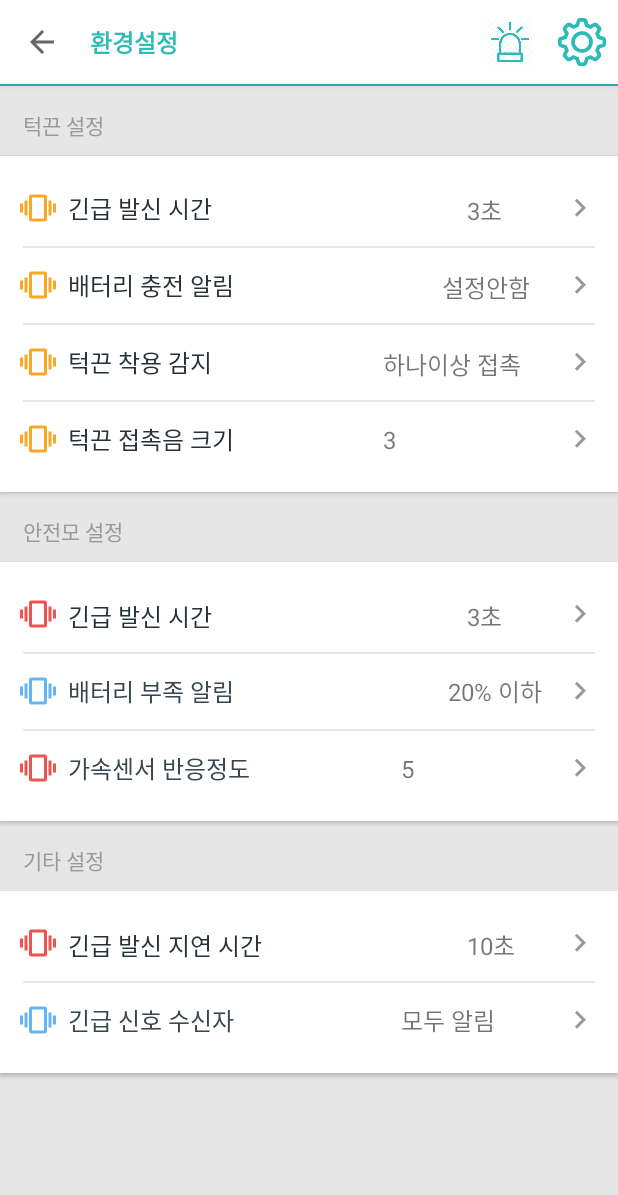
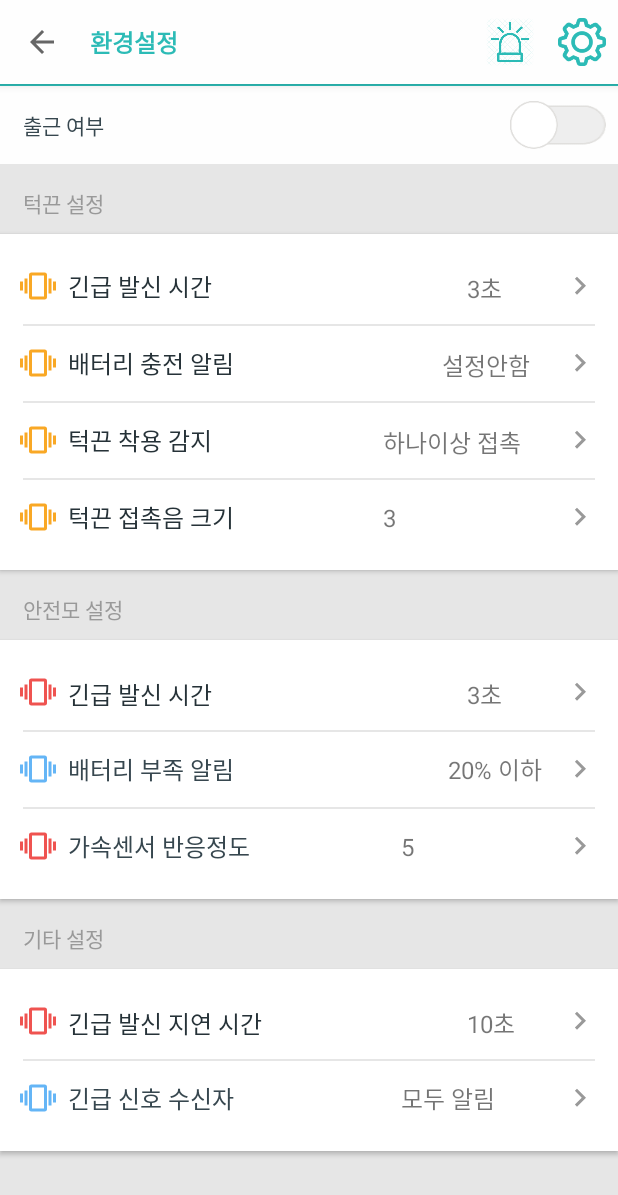
Before and after one commit to iotcr2020/smarker_kt, an Android app: the SettingActivity screen opened directly, with no data from a screen before it, on a phone screen of 412 x 824 dp. Shown: the top 1195 px of the screen. Run offline under Robolectric (Android 15) with nearby library versions, the phone set to English and light mode, and no system bars.

```diff
--- a/app/src/main/java/com/anders/SMarker/SettingActivity.java
+++ b/app/src/main/java/com/anders/SMarker/SettingActivity.java
@@ -1,6 +1,7 @@
 package com.anders.SMarker;
 
 import android.app.Activity;
+import android.content.ContentValues;
 import android.content.DialogInterface;
 import android.content.Intent;
 import android.content.SharedPreferences;
@@ -15,15 +16,18 @@ import android.view.Gravity;
 import android.view.Menu;
 import android.view.MenuItem;
 import android.view.View;
+import android.widget.CompoundButton;
+import android.widget.Switch;
 import android.widget.TextView;
 
+import com.anders.SMarker.http.NetworkTask;
 import com.anders.SMarker.service.BleService;
 import com.anders.SMarker.utils.AlarmDlg;
 import com.anders.SMarker.utils.AppVariables;
 import com.anders.SMarker.utils.Tools;
 
-public class SettingActivity extends AppCompatActivity {
-
+public class SettingActivity extends AppCompatActivity implements CompoundButton.OnCheckedChangeListener {
+    private Switch SwitchWork;
     TextView str_time_val,str_battery_val,str_sensing_val, str_volume_val, str_acl_val;;
     TextView helmet_time_val,helmet_battery_val,helmet_acl_val;
     TextView etc_time_val,etc_receiver_val;
@@ -44,6 +48,8 @@ public class SettingActivity extends AppCompatActivity {
         AppVariables.activitySet = SettingActivity.this;
         initToolbar();
 
+        SwitchWork = findViewById(R.id.SwitchWork);
+
         str_time_val = (TextView)findViewById(R.id.str_time_val);
         str_battery_val = (TextView)findViewById(R.id.str_battery_val);
         str_sensing_val = (TextView)findViewById(R.id.str_sensing_val);
@@ -56,9 +62,21 @@ public class SettingActivity extends AppCompatActivity {
         etc_receiver_val = (TextView)findViewById(R.id.etc_receiver_val);
 
         auto = getSharedPreferences("setting", Activity.MODE_PRIVATE);
-
+        getWorkFl();
         editor = auto.edit();
         sharedPreferences();    // 설정 값 가져오기
+    }
+
+    @Override
+    public void onCheckedChanged(CompoundButton buttonView, boolean isChecked ) {
+        String workFl = "Y";
+        switch( buttonView.getId() ) {
+            case R.id.SwitchWork :
+                if (isChecked) workFl = "Y";
+                else workFl = "N";
+                sendWorkFl(workFl);
+                break;
+        }
     }
 
     private void initToolbar() {
@@ -105,6 +123,38 @@ public class SettingActivity extends AppCompatActivity {
 
         }
         return super.onOptionsItemSelected(item);
+    }
+
+    private void sendWorkFl(String Work_fl) {
+        ContentValues addData = new ContentValues();
+        // 이 부분 핸드폰번호 장치에서 가져온 것으로 수정 hwang
+        addData.put("phoneNB", AppVariables.User_Phone_Number);
+        addData.put("workFl", Work_fl);
+        NetworkTask networkTask = new NetworkTask(NetworkTask.API_WORK_FL, addData);
+
+        try {
+            networkTask.execute().get();
+        } catch (Exception e) {
+            e.printStackTrace();
+        }
+    }
+
+    private void getWorkFl() {
+        ContentValues addData = new ContentValues();
+        // 이 부분 핸드폰번호 장치에서 가져온 것으로 수정 hwang
+        addData.put("phoneNB", AppVariables.User_Phone_Number);
+        NetworkTask networkTask = new NetworkTask(NetworkTask.API_GET_WORK_FL, addData);
+
+        try {
+            String result = networkTask.execute().get();
+            if (result != null && !result.isEmpty()) {
+                if ("Y".equals(result)) SwitchWork.setChecked(true);
+                else SwitchWork.setChecked(false);
+                SwitchWork.setOnCheckedChangeListener( this );
+            }
+        } catch (Exception e) {
+            e.printStackTrace();
+        }
     }
 
     // 설정 값 가져오기
--- a/app/src/main/java/com/anders/SMarker/http/NetworkTask.java
+++ b/app/src/main/java/com/anders/SMarker/http/NetworkTask.java
@@ -26,6 +26,8 @@ public class NetworkTask extends AsyncTask<Void, Void, String> {
     public static final String API_ALARM_SEND = API_SERVER_ADRESS +"/useralarm";
     public static final String API_ADMIN_ALARM_SEND = API_SERVER_ADRESS +"/adminalarm";
     public static final String API_IMAGE_UPLOAD_SERVER= API_SERVER_ADRESS + "/photoupload";
+    public static final String API_GET_WORK_FL= API_SERVER_ADRESS + "/getworkfl";
+    public static final String API_WORK_FL= API_SERVER_ADRESS + "/workfl";
 
     /*public static final String API_SERVER_ADRESS ="https://smarker.co.kr/kt";
     public static final String API_CHECK_AGREE = API_SERVER_ADRESS + "/api/select_use_agree.php";
--- /dev/null
+++ b/app/src/main/res/drawable/selector_switch_thumb_gray_primary.xml
@@ -0,0 +1,5 @@
+<?xml version="1.0" encoding="utf-8"?>
+<selector xmlns:android="http://schemas.android.com/apk/res/android">
+    <item android:state_checked="true" android:drawable="@drawable/switch_thumb_primary"/>
+    <item android:drawable="@drawable/switch_thumb_gray"/>
+</selector>
--- /dev/null
+++ b/app/src/main/res/drawable/selector_switch_track_gray_primary.xml
@@ -0,0 +1,5 @@
+<?xml version="1.0" encoding="utf-8"?>
+<selector xmlns:android="http://schemas.android.com/apk/res/android">
+    <item android:state_checked="true" android:drawable="@drawable/switch_track_primary"/>
+    <item android:drawable="@drawable/switch_track_gray"/>
+</selector>
--- a/app/src/main/res/layout/activity_setting.xml
+++ b/app/src/main/res/layout/activity_setting.xml
@@ -28,6 +28,37 @@
             android:layout_width="match_parent"
             android:layout_height="wrap_content"
             android:orientation="vertical">
+
+            <LinearLayout
+                android:id="@+id/worksetting"
+                android:layout_width="match_parent"
+                android:layout_height="wrap_content"
+                android:background="@color/overlay_light_80"
+                android:gravity="center_vertical">
+
+                <TextView
+                    android:layout_width="wrap_content"
+                    android:layout_height="wrap_content"
+                    android:layout_marginStart="@dimen/spacing_large"
+                    android:layout_marginLeft="@dimen/spacing_large"
+                    android:layout_marginTop="@dimen/spacing_large"
+                    android:layout_marginBottom="@dimen/spacing_large"
+                    android:text="출근 여부"
+                    android:textAppearance="@style/TextAppearance.AppCompat.Body1"
+                    android:textColor="@color/grey_80" />
+
+                <Switch
+                    android:id="@+id/SwitchWork"
+                    android:layout_width="match_parent"
+                    android:layout_height="wrap_content"
+                    android:layout_centerVertical="true"
+                    android:layout_marginStart="4dp"
+                    android:layout_marginEnd="8dp"
+                    android:thumb="@drawable/selector_switch_thumb_gray_primary"
+                    android:drawablePadding="16dp"
+                    android:track="@drawable/selector_switch_track_gray_primary"/>
+
+            </LinearLayout>
 
             <TextView
                 android:layout_width="wrap_content"
--- a/app/src/main/res/layout/dialog_info_receive.xml
+++ b/app/src/main/res/layout/dialog_info_receive.xml
@@ -36,7 +36,7 @@
     <LinearLayout
         android:layout_width="match_parent"
         android:layout_height="wrap_content"
-        android:gravity="center_vertical|start"
+        android:gravity="center_vertical|center"
         android:orientation="vertical"
         android:padding="@dimen/spacing_mlarge">
 
@@ -46,7 +46,7 @@
             android:layout_height="wrap_content"
             android:layout_marginTop="@dimen/spacing_small"
             android:text=""
-            android:textAlignment="center"
+            android:textAlignment="gravity"
             android:textAppearance="@style/TextAppearance.AppCompat.Subhead"
             android:textColor="@color/grey_60" />
     </LinearLayout>
```
Also changed, not shown: app/src/main/res/layout/dialog_alarm_receive.xml (+5 -6 lines), app/src/main/res/layout/dialog_emergency_receive.xml (+4 -5 lines), app/src/main/res/drawable-xxxhdpi/switch_thumb_gray.png (added), app/src/main/res/drawable-xxxhdpi/switch_thumb_primary.png (added), app/src/main/res/drawable-xxxhdpi/switch_track_gray.png (added), app/src/main/res/drawable-xxxhdpi/switch_track_primary.png (added).
